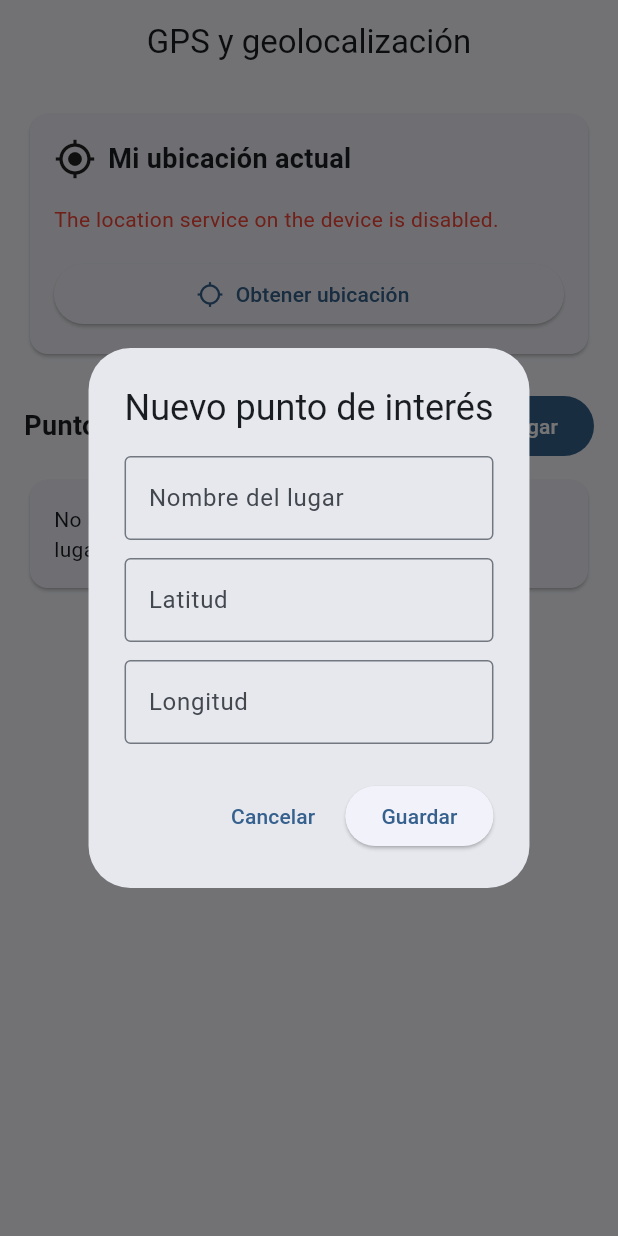
After one commit to Keb-Manuel/gestion_eventos_staff_movil, a Flutter app: the UbicacionPage screen opened directly, after a tap on "Obtener ubicación", after a tap on "Agregar", on a phone screen of 412 x 824 dp. The commit adds this screen. Run offline on Flutter 3.47's test engine with Material 3 defaults, Android fonts, the phone set to English and light mode, and no system bars; our stand-ins replace geolocator, shared_preferences, sqflite; accounts and stored records are empty.

Commit message:
feat: completa practica 08

```diff
--- a/lib/main.dart
+++ b/lib/main.dart
@@ -1,15 +1,18 @@
 import 'package:flutter/material.dart';
-import 'package:sqflite/sqflite.dart';
-import 'package:sqflite_common_ffi_web/sqflite_ffi_web.dart';
+import 'package:provider/provider.dart';
 
-import 'practica_06/notas_page.dart';
+import 'practica_08/providers/ubicacion_provider.dart';
+import 'practica_08/screens/ubicacion_page.dart';
 
 void main() {
   WidgetsFlutterBinding.ensureInitialized();
 
-  databaseFactory = databaseFactoryFfiWeb;
-
-  runApp(const MainApp());
+  runApp(
+    ChangeNotifierProvider(
+      create: (_) => UbicacionProvider(),
+      child: const MainApp(),
+    ),
+  );
 }
 
 class MainApp extends StatelessWidget {
@@ -19,14 +22,14 @@ class MainApp extends StatelessWidget {
   Widget build(BuildContext context) {
     return MaterialApp(
       debugShowCheckedModeBanner: false,
-      title: 'Práctica 6',
+      title: 'Práctica 8 - Geolocalización',
       theme: ThemeData(
         colorScheme: ColorScheme.fromSeed(
           seedColor: Colors.blue,
         ),
         useMaterial3: true,
       ),
-      home: const NotasPage(),
+      home: const UbicacionPage(),
     );
   }
 }
--- /dev/null
+++ b/lib/practica_08/models/punto_interes.dart
@@ -0,0 +1,27 @@
+class PuntoInteres {
+  final String nombre;
+  final double latitud;
+  final double longitud;
+
+  const PuntoInteres({
+    required this.nombre,
+    required this.latitud,
+    required this.longitud,
+  });
+
+  Map<String, dynamic> toMap() {
+    return {
+      'nombre': nombre,
+      'latitud': latitud,
+      'longitud': longitud,
+    };
+  }
+
+  factory PuntoInteres.fromMap(Map<String, dynamic> map) {
+    return PuntoInteres(
+      nombre: map['nombre'] as String,
+      latitud: (map['latitud'] as num).toDouble(),
+      longitud: (map['longitud'] as num).toDouble(),
+    );
+  }
+}
--- /dev/null
+++ b/lib/practica_08/providers/ubicacion_provider.dart
@@ -0,0 +1,73 @@
+import 'package:flutter/foundation.dart';
+import 'package:geolocator/geolocator.dart';
+
+import '../models/punto_interes.dart';
+import '../services/puntos_interes_service.dart';
+import '../services/ubicacion_service.dart';
+
+class UbicacionProvider extends ChangeNotifier {
+  final UbicacionService _ubicacionService = UbicacionService();
+  final PuntosInteresService _puntosService = PuntosInteresService();
+
+  Position? posicionActual;
+  bool cargando = false;
+  String? error;
+
+  final List<PuntoInteres> puntos = [];
+
+  Future<void> cargarPuntos() async {
+    try {
+      final guardados = await _puntosService.obtenerPuntos();
+      puntos
+        ..clear()
+        ..addAll(guardados);
+      notifyListeners();
+    } catch (e) {
+      error = 'No se pudieron cargar los puntos: $e';
+      notifyListeners();
+    }
+  }
+
+  Future<void> obtenerUbicacion() async {
+    cargando = true;
+    error = null;
+    notifyListeners();
+
+    try {
+      posicionActual = await _ubicacionService.obtenerPosicionActual();
+    } catch (e) {
+      error = e.toString().replaceFirst('Exception: ', '');
+    } finally {
+      cargando = false;
+      notifyListeners();
+    }
+  }
+
+  Future<void> agregarPunto(PuntoInteres punto) async {
+    puntos.add(punto);
+    await _puntosService.guardarPuntos(puntos);
+    notifyListeners();
+  }
+
+  Future<void> eliminarPunto(int indice) async {
+    puntos.removeAt(indice);
+    await _puntosService.guardarPuntos(puntos);
+    notifyListeners();
+  }
+
+  double? distanciaAlPunto(PuntoInteres punto) {
+    if (posicionActual == null) return null;
+
+    return _ubicacionService.calcularDistancia(
+      posicionActual!,
+      punto,
+    );
+  }
+
+  Future<void> abrirMapa(PuntoInteres punto) async {
+    await _ubicacionService.abrirMapa(
+      punto.latitud,
+      punto.longitud,
+    );
+  }
+}
--- /dev/null
+++ b/lib/practica_08/screens/ubicacion_page.dart
@@ -0,0 +1,323 @@
+import 'package:flutter/material.dart';
+import 'package:provider/provider.dart';
+
+import '../models/punto_interes.dart';
+import '../providers/ubicacion_provider.dart';
+
+class UbicacionPage extends StatefulWidget {
+  const UbicacionPage({super.key});
+
+  @override
+  State<UbicacionPage> createState() => _UbicacionPageState();
+}
+
+class _UbicacionPageState extends State<UbicacionPage> {
+  @override
+  void initState() {
+    super.initState();
+
+    WidgetsBinding.instance.addPostFrameCallback((_) {
+      context.read<UbicacionProvider>().cargarPuntos();
+    });
+  }
+
+  Future<void> _agregarPunto() async {
+    final nombreController = TextEditingController();
+    final latitudController = TextEditingController();
+    final longitudController = TextEditingController();
+
+    final punto = await showDialog<PuntoInteres>(
+      context: context,
+      builder: (dialogContext) {
+        return AlertDialog(
+          title: const Text('Nuevo punto de interés'),
+          content: SingleChildScrollView(
+            child: Column(
+              mainAxisSize: MainAxisSize.min,
+              children: [
+                TextField(
+                  controller: nombreController,
+                  decoration: const InputDecoration(
+                    labelText: 'Nombre del lugar',
+                    border: OutlineInputBorder(),
+                  ),
+                ),
+                const SizedBox(height: 12),
+                TextField(
+                  controller: latitudController,
+                  keyboardType: const TextInputType.numberWithOptions(
+                    decimal: true,
+                    signed: true,
+                  ),
+                  decoration: const InputDecoration(
+                    labelText: 'Latitud',
+                    border: OutlineInputBorder(),
+                  ),
+                ),
+                const SizedBox(height: 12),
+                TextField(
+                  controller: longitudController,
+                  keyboardType: const TextInputType.numberWithOptions(
+                    decimal: true,
+                    signed: true,
+                  ),
+                  decoration: const InputDecoration(
+                    labelText: 'Longitud',
+                    border: OutlineInputBorder(),
+                  ),
+                ),
+              ],
+            ),
+          ),
+          actions: [
+            TextButton(
+              onPressed: () => Navigator.pop(dialogContext),
+              child: const Text('Cancelar'),
+            ),
+            ElevatedButton(
+              onPressed: () {
+                final nombre = nombreController.text.trim();
+                final latitud = double.tryParse(latitudController.text.trim());
+                final longitud =
+                    double.tryParse(longitudController.text.trim());
+
+                if (nombre.isEmpty ||
+                    latitud == null ||
+                    longitud == null ||
+                    latitud < -90 ||
+                    latitud > 90 ||
+                    longitud < -180 ||
+                    longitud > 180) {
+                  ScaffoldMessenger.of(dialogContext).showSnackBar(
+                    const SnackBar(
+                      content: Text(
+                        'Ingresa un nombre y coordenadas válidas.',
+                      ),
+                    ),
+                  );
+                  return;
+                }
+
+                Navigator.pop(
+                  dialogContext,
+                  PuntoInteres(
+                    nombre: nombre,
+                    latitud: latitud,
+                    longitud: longitud,
+                  ),
+                );
+              },
+              child: const Text('Guardar'),
+            ),
+          ],
+        );
+      },
+    );
+
+    nombreController.dispose();
+    latitudController.dispose();
+    longitudController.dispose();
+
+    if (punto != null && mounted) {
+      try {
+        await context.read<UbicacionProvider>().agregarPunto(punto);
+      } catch (e) {
+        if (mounted) {
+          ScaffoldMessenger.of(context).showSnackBar(
+            SnackBar(content: Text('No se pudo guardar: $e')),
+          );
+        }
+      }
+    }
+  }
+
+  String _formatearDistancia(double distancia) {
+    if (distancia >= 1000) {
+      return '${(distancia / 1000).toStringAsFixed(2)} km';
+    }
+
+    return '${distancia.toStringAsFixed(0)} m';
+  }
+
+  @override
+  Widget build(BuildContext context) {
+    return Scaffold(
+      appBar: AppBar(
+        title: const Text('GPS y geolocalización'),
+        centerTitle: true,
+      ),
+      body: Consumer<UbicacionProvider>(
+        builder: (context, provider, child) {
+          return ListView(
+            padding: const EdgeInsets.all(16),
+            children: [
+              Card(
+                child: Padding(
+                  padding: const EdgeInsets.all(16),
+                  child: Column(
+                    crossAxisAlignment: CrossAxisAlignment.start,
+                    children: [
+                      const Row(
+                        children: [
+                          Icon(Icons.my_location, size: 28),
+                          SizedBox(width: 8),
+                          Text(
+                            'Mi ubicación actual',
+                            style: TextStyle(
+                              fontSize: 18,
+                              fontWeight: FontWeight.bold,
+                            ),
+                          ),
+                        ],
+                      ),
+                      const SizedBox(height: 16),
+                      if (provider.cargando)
+                        const Center(
+                          child: CircularProgressIndicator(),
+                        )
+                      else if (provider.error != null)
+                        Text(
+                          provider.error!,
+                          style: const TextStyle(color: Colors.red),
+                        )
+                      else if (provider.posicionActual != null) ...[
+                        Text(
+                          'Latitud: ${provider.posicionActual!.latitude}',
+                        ),
+                        Text(
+                          'Longitud: ${provider.posicionActual!.longitude}',
+                        ),
+                        Text(
+                          'Precisión: '
+                          '${provider.posicionActual!.accuracy.toStringAsFixed(2)} metros',
+                        ),
+                      ] else
+                        const Text(
+                          'Todavía no se ha obtenido la ubicación.',
+                        ),
+                      const SizedBox(height: 16),
+                      SizedBox(
+                        width: double.infinity,
+                        child: ElevatedButton.icon(
+                          onPressed: provider.cargando
+                              ? null
+                              : provider.obtenerUbicacion,
+                          icon: const Icon(Icons.location_searching),
+                          label: const Text('Obtener ubicación'),
+                        ),
+                      ),
+                      if (provider.posicionActual != null)
+                        SizedBox(
+                          width: double.infinity,
+                          child: OutlinedButton.icon(
+                            onPressed: () {
+                              final posicion = provider.posicionActual!;
+
+                              provider.abrirMapa(
+                                PuntoInteres(
+                                  nombre: 'Mi ubicación',
+                                  latitud: posicion.latitude,
+                                  longitud: posicion.longitude,
+                                ),
+                              );
+                            },
+                            icon: const Icon(Icons.map),
+                            label: const Text('Abrir en Google Maps'),
+                          ),
+                        ),
+                    ],
+                  ),
+                ),
+              ),
+              const SizedBox(height: 20),
+              Row(
+                mainAxisAlignment: MainAxisAlignment.spaceBetween,
+                children: [
+                  const Expanded(
+                    child: Text(
+                      'Puntos de interés',
+                      style: TextStyle(
+                        fontSize: 18,
+                        fontWeight: FontWeight.bold,
+                      ),
+                    ),
+                  ),
+                  FilledButton.icon(
+                    onPressed: _agregarPunto,
+                    icon: const Icon(Icons.add_location_alt),
+                    label: const Text('Agregar'),
+                  ),
+                ],
+              ),
+              const SizedBox(height: 8),
+              if (provider.puntos.isEmpty)
+                const Card(
+                  child: Padding(
+                    padding: EdgeInsets.all(16),
+                    child: Text(
+                      'No hay puntos registrados. Agrega al menos tres '
+                      'lugares para completar el ejercicio.',
+                    ),
+                  ),
+                )
+              else
+                ...List.generate(provider.puntos.length, (indice) {
+                  final punto = provider.puntos[indice];
+                  final distancia = provider.distanciaAlPunto(punto);
+
+                  return Card(
+                    child: ListTile(
+                      leading: const Icon(Icons.place),
+                      title: Text(punto.nombre),
+                      subtitle: Column(
+                        crossAxisAlignment: CrossAxisAlignment.start,
+                        children: [
+                          Text('Latitud: ${punto.latitud}'),
+                          Text('Longitud: ${punto.longitud}'),
+                          Text(
+                            distancia == null
+                                ? 'Obtén tu ubicación para calcular la distancia.'
+                                : 'Distancia: ${_formatearDistancia(distancia)}',
+                          ),
+                        ],
+                      ),
+                      isThreeLine: true,
+                      trailing: PopupMenuButton<String>(
+                        onSelected: (opcion) async {
+                          if (opcion == 'mapa') {
+                            final messenger = ScaffoldMessenger.of(context);
+
+                            try {
+                              await provider.abrirMapa(punto);
+                            } catch (e) {
+                              if (!mounted) return;
+
+                              messenger.showSnackBar(
+                                SnackBar(content: Text('$e')),
+                              );
+                            }
+                          } else if (opcion == 'eliminar') {
+                            await provider.eliminarPunto(indice);
+                          }
+                        },
+                        itemBuilder: (context) => const [
+                          PopupMenuItem(
+                            value: 'mapa',
+                            child: Text('Abrir en Google Maps'),
+                          ),
+                          PopupMenuItem(
+                            value: 'eliminar',
+                            child: Text('Eliminar'),
+                          ),
+                        ],
+                      ),
+                    ),
+                  );
+                }),
+            ],
+          );
+        },
+      ),
+    );
+  }
+}
--- /dev/null
+++ b/lib/practica_08/services/puntos_interes_service.dart
@@ -0,0 +1,37 @@
+import 'dart:convert';
+
+import 'package:shared_preferences/shared_preferences.dart';
+
+import '../models/punto_interes.dart';
+
+class PuntosInteresService {
+  static const String _clavePuntos = 'puntos_interes';
+
+  Future<List<PuntoInteres>> obtenerPuntos() async {
+    final preferencias = await SharedPreferences.getInstance();
+    final datos = preferencias.getString(_clavePuntos);
+
+    if (datos == null) return [];
+
+    final lista = jsonDecode(datos) as List;
+
+    return lista
+        .map(
+          (elemento) => PuntoInteres.fromMap(
+            Map<String, dynamic>.from(elemento as Map),
+          ),
+        )
+        .toList();
+  }
+
+  Future<void> guardarPuntos(List<PuntoInteres> puntos) async {
+    final preferencias = await SharedPreferences.getInstance();
+
+    final datos = puntos.map((punto) => punto.toMap()).toList();
+
+    await preferencias.setString(
+      _clavePuntos,
+      jsonEncode(datos),
+    );
+  }
+}
--- /dev/null
+++ b/lib/practica_08/services/ubicacion_service.dart
@@ -0,0 +1,74 @@
+import 'package:geolocator/geolocator.dart';
+import 'package:url_launcher/url_launcher.dart';
+
+import '../models/punto_interes.dart';
+
+class UbicacionService {
+  // Obtener la ubicación actual del dispositivo.
+  Future<Position> obtenerPosicionActual() async {
+    final servicioActivo = await Geolocator.isLocationServiceEnabled();
+
+    if (!servicioActivo) {
+      throw Exception('Activa el servicio de ubicación');
+    }
+
+    LocationPermission permiso = await Geolocator.checkPermission();
+
+    if (permiso == LocationPermission.denied) {
+      permiso = await Geolocator.requestPermission();
+    }
+
+    if (permiso == LocationPermission.denied) {
+      throw Exception('Permiso de ubicación denegado');
+    }
+
+    if (permiso == LocationPermission.deniedForever) {
+      throw Exception(
+        'El permiso está denegado permanentemente',
+      );
+    }
+
+    return await Geolocator.getCurrentPosition(
+      locationSettings: const LocationSettings(
+        accuracy: LocationAccuracy.high,
+      ),
+    );
+  }
+
+  // Calcular la distancia entre la ubicación actual y un punto.
+  double calcularDistancia(
+    Position posicionActual,
+    PuntoInteres punto,
+  ) {
+    return Geolocator.distanceBetween(
+      posicionActual.latitude,
+      posicionActual.longitude,
+      punto.latitud,
+      punto.longitud,
+    );
+  }
+
+  // Abrir Google Maps con las coordenadas del punto.
+  Future<void> abrirMapa(
+    double latitud,
+    double longitud,
+  ) async {
+    final uri = Uri.https(
+      'www.google.com',
+      '/maps/search/',
+      {
+        'api': '1',
+        'query': '$latitud,$longitud',
+      },
+    );
+
+    final abierto = await launchUrl(
+      uri,
+      mode: LaunchMode.externalApplication,
+    );
+
+    if (!abierto) {
+      throw Exception('No se pudo abrir Google Maps');
+    }
+  }
+}
--- a/pubspec.yaml
+++ b/pubspec.yaml
@@ -9,12 +9,15 @@ environment:
 dependencies:
   flutter:
     sdk: flutter
+  geolocator: ^14.1.2
   http: ^1.6.0
   path: ^1.9.1
+  provider: ^6.1.5+1
   shared_preferences: ^2.5.6
   sqflite: ^2.4.5
   sqflite_common_ffi: ^2.4.5
   sqflite_common_ffi_web: ^1.2.0
+  url_launcher: ^6.3.3
 
 dev_dependencies:
   flutter_test:
```
Also changed, not shown: pubspec.lock, 2 other files.
